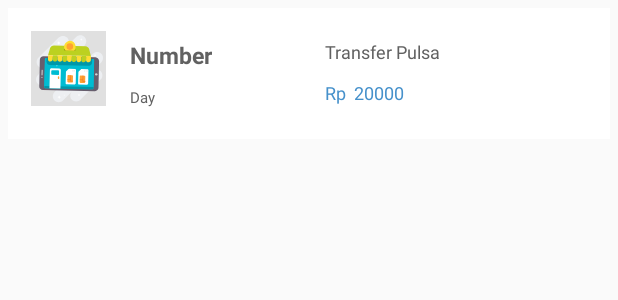
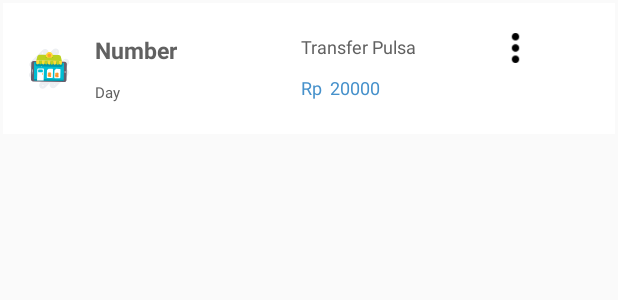
Before and after one commit to handharbeni/aloma-apps, an Android app: the layout item_history.xml on its own in the app's theme, with its tools: preview values and no code run, on a phone screen of 412 x 824 dp. Shown: the top 300 px of the screen. Run offline under Robolectric (Android 15) with nearby library versions, the phone set to English and light mode, and no system bars.

Commit message:
update_interfaceListKabar_interfaceListHistory

```diff
--- a/app/src/main/java/com/studio/illiyin/alomagoindonesia/Models/JSONResponse.java
+++ b/app/src/main/java/com/studio/illiyin/alomagoindonesia/Models/JSONResponse.java
@@ -16,5 +16,4 @@ public class JSONResponse {
     public boolean getIsOK(){
         return isOK;
     }
-
 }
--- a/app/src/main/java/com/studio/illiyin/alomagoindonesia/fragment/About.java
+++ b/app/src/main/java/com/studio/illiyin/alomagoindonesia/fragment/About.java
@@ -73,5 +73,4 @@ public class About extends Fragment{
         });
     }
 
-
 }
--- a/app/src/main/java/com/studio/illiyin/alomagoindonesia/fragment/Disclaimer.java
+++ b/app/src/main/java/com/studio/illiyin/alomagoindonesia/fragment/Disclaimer.java
@@ -47,7 +47,6 @@ public class Disclaimer extends Fragment {
     @Nullable
     @Override
     public View onCreateView(@NonNull LayoutInflater inflater, @Nullable ViewGroup container, @Nullable Bundle savedInstanceState) {
-//       super.onCreateView(inflater, container, savedInstanceState);
        view = inflater.inflate(R.layout.fragment_disclaimer, container, false);
        getActivity().setTitle("Disclaimer");
        initViews();
--- a/app/src/main/res/layout/item_history.xml
+++ b/app/src/main/res/layout/item_history.xml
@@ -3,7 +3,7 @@
     android:orientation="vertical"
     android:layout_width="match_parent"
     android:layout_height="wrap_content"
-    android:padding="5dp">
+    android:padding="2dp">
 
     <LinearLayout
         android:id="@+id/itemHistory"
@@ -11,21 +11,22 @@
         android:layout_width="match_parent"
         android:layout_height="wrap_content"
         android:background="@color/colorForm"
-        android:padding="10dp">
+        android:padding="10dp"
+        android:weightSum="4">
 
     <ImageView
         android:id="@+id/icon_history"
-        android:layout_width="50dp"
-        android:layout_height="50dp"
+        android:layout_width="30dp"
+        android:layout_height="30dp"
         android:layout_margin="5dp"
-        android:background="@color/abuLight"
+        android:background="@color/colorForm"
         android:src="@drawable/icon_phone"
-
-        />
+        android:layout_gravity="center_vertical"/>
 
     <LinearLayout
-        android:layout_width="130dp"
+        android:layout_width="wrap_content"
         android:layout_height="wrap_content"
+        android:layout_weight="2"
         android:orientation="vertical"
         android:padding="5dp"
         android:gravity="center_vertical">
@@ -54,67 +55,61 @@
                 android:layout_margin="5dp"
                 android:text="Day" />
 
-            <!--<TextView-->
-                <!--android:layout_width="wrap_content"-->
-                <!--android:layout_height="wrap_content"-->
-                <!--android:textColor="@color/colorBg"-->
-                <!--android:layout_marginTop="5dp"-->
-                <!--android:textSize="10dp"-->
-                <!--android:text="|" />-->
-            <!--<TextView-->
-                <!--android:id="@+id/txt_time"-->
-                <!--android:layout_width="wrap_content"-->
-                <!--android:layout_height="wrap_content"-->
-                <!--android:textColor="@color/colorBg"-->
-                <!--android:layout_margin="5dp"-->
-                <!--android:textSize="10dp"-->
-                <!--android:text="Time" />-->
-
         </LinearLayout>
 
     </LinearLayout>
+
         <LinearLayout
             android:layout_width="wrap_content"
             android:layout_height="wrap_content"
+            android:layout_weight="1"
+            android:layout_alignParentRight="true"
+            android:gravity="left"
             android:orientation="vertical"
-            android:padding="5dp"
-            android:gravity="left"
-            android:layout_alignParentRight="true">
+            android:padding="5dp">
 
             <TextView
 
                 android:layout_width="wrap_content"
                 android:layout_height="wrap_content"
+                android:layout_margin="5dp"
                 android:text="Transfer Pulsa"
-                android:textSize="12dp"
                 android:textColor="@color/colorBg"
-                android:layout_margin="5dp"
-                />
+                android:textSize="12dp" />
 
             <LinearLayout
                 android:layout_width="wrap_content"
                 android:layout_height="wrap_content"
                 android:orientation="horizontal">
+
                 <TextView
                     android:layout_width="wrap_content"
                     android:layout_height="wrap_content"
+                    android:layout_marginLeft="5dp"
+                    android:layout_marginTop="5dp"
+                    android:text="Rp"
                     android:textColor="@color/colorPrimary"
-                    android:layout_marginTop="5dp"
-                    android:layout_marginLeft="5dp"
-                    android:textSize="12dp"
-                    android:text="Rp" />
+                    android:textSize="12dp" />
+
                 <TextView
                     android:id="@+id/txt_nominalTransfer"
                     android:layout_width="wrap_content"
                     android:layout_height="wrap_content"
+                    android:layout_margin="5dp"
+                    android:text="20000"
                     android:textColor="@color/colorPrimary"
-                    android:layout_margin="5dp"
-                    android:textSize="12dp"
-                    android:text="20000" />
+                    android:textSize="12dp" />
             </LinearLayout>
 
         </LinearLayout>
 
+        <ImageView
+            android:layout_width="30dp"
+            android:layout_height="20dp"
+            android:layout_margin="10dp"
+            android:src="@drawable/show_more" />
+
+
     </LinearLayout>
 
 </RelativeLayout>
```
Also changed, not shown: app/src/main/java/com/studio/illiyin/alomagoindonesia/Adapter/HistoryAdapter.java (+10 -57 lines), app/src/main/java/com/studio/illiyin/alomagoindonesia/Adapter/KabarAdapter.java (+23 -53 lines), app/src/main/java/com/studio/illiyin/alomagoindonesia/MenuTab/Kabar.java (+1 -44 lines), app/src/main/java/com/studio/illiyin/alomagoindonesia/fragment/History.java (+2 -37 lines), app/src/main/res/layout/item_berita.xml (+4 -7 lines), app/src/main/res/drawable/checked.png (added), app/src/main/res/drawable/danger.png (added), app/src/main/res/drawable/show_more.png (added).
